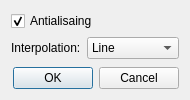
The window that sources/settingsdialog.ui (ymahinc/Oscillo2019) describes before a commit, drawn with Qt 5.
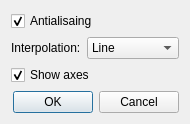
The same window after the commit. Icons and pictures are not drawn.

```diff
--- a/sources/settingsdialog.ui
+++ b/sources/settingsdialog.ui
@@ -7,7 +7,7 @@
     <x>0</x>
     <y>0</y>
     <width>176</width>
-    <height>100</height>
+    <height>123</height>
    </rect>
   </property>
   <property name="windowTitle">
@@ -94,6 +94,16 @@
        </property>
       </spacer>
      </item>
+     <item>
+      <widget class="QCheckBox" name="axesCheckBox">
+       <property name="text">
+        <string>Show axes</string>
+       </property>
+       <property name="checked">
+        <bool>true</bool>
+       </property>
+      </widget>
+     </item>
      <item>
       <widget class="QDialogButtonBox" name="buttonBox">
        <property name="orientation">
```
